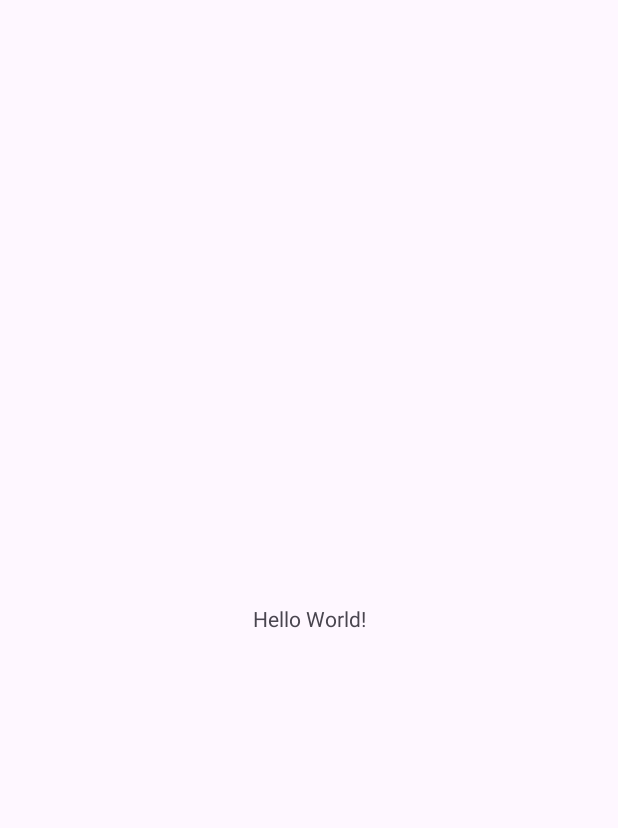
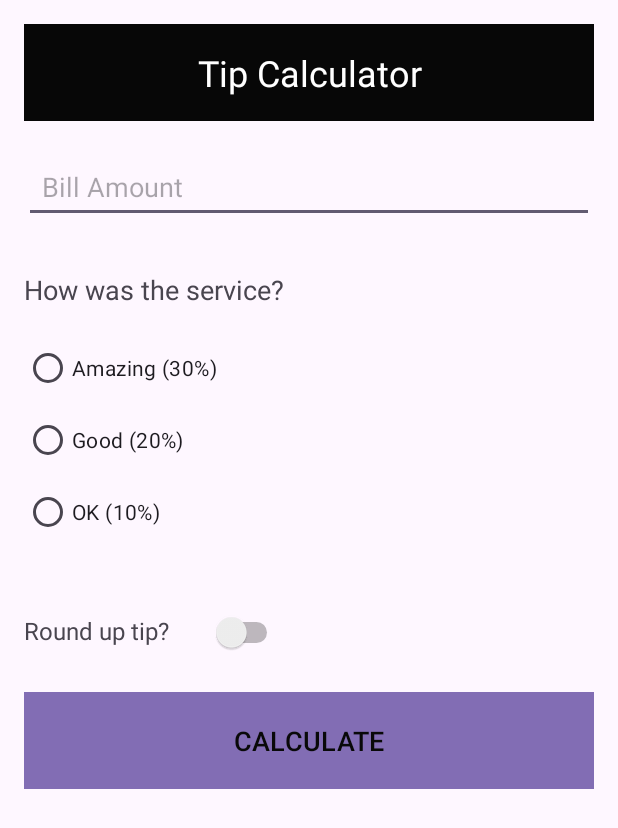
Before and after one commit to JeddaKidlongan/cc17-3k-kidlonganjkk-act4, an Android app: the screen it shows after launch (MainActivity), on a phone screen of 412 x 824 dp. Before the commit the part shown is almost empty. Shown: the top 828 px of the screen. Run offline under Robolectric (Android 15) with nearby library versions, the phone set to English and light mode, and no system bars.

Commit message:
Tip Calculator

```diff
--- a/app/src/main/AndroidManifest.xml
+++ b/app/src/main/AndroidManifest.xml
@@ -6,7 +6,7 @@
         android:allowBackup="true"
         android:dataExtractionRules="@xml/data_extraction_rules"
         android:fullBackupContent="@xml/backup_rules"
-        android:icon="@mipmap/ic_launcher"
+        android:icon="@drawable/tip_cal"
         android:label="@string/app_name"
         android:roundIcon="@mipmap/ic_launcher_round"
         android:supportsRtl="true"
--- a/app/src/main/java/com/example/tipcalculator/MainActivity.kt
+++ b/app/src/main/java/com/example/tipcalculator/MainActivity.kt
@@ -1,20 +1,57 @@
 package com.example.tipcalculator
 
+import android.annotation.SuppressLint
+import androidx.appcompat.app.AppCompatActivity
 import android.os.Bundle
-import androidx.activity.enableEdgeToEdge
-import androidx.appcompat.app.AppCompatActivity
-import androidx.core.view.ViewCompat
-import androidx.core.view.WindowInsetsCompat
+import android.widget.*
+import kotlin.math.ceil
 
 class MainActivity : AppCompatActivity() {
+
+    private lateinit var billAmountEditText: EditText
+    private lateinit var tipOptionsGroup: RadioGroup
+    @SuppressLint("UseSwitchCompatOrMaterialCode")
+    private lateinit var roundUpSwitch: Switch
+    private lateinit var calculateButton: Button
+    private lateinit var resultTextView: TextView
+
     override fun onCreate(savedInstanceState: Bundle?) {
         super.onCreate(savedInstanceState)
-        enableEdgeToEdge()
         setContentView(R.layout.activity_main)
-        ViewCompat.setOnApplyWindowInsetsListener(findViewById(R.id.main)) { v, insets ->
-            val systemBars = insets.getInsets(WindowInsetsCompat.Type.systemBars())
-            v.setPadding(systemBars.left, systemBars.top, systemBars.right, systemBars.bottom)
-            insets
+
+        billAmountEditText = findViewById(R.id.bill_amount_edit_text)
+        tipOptionsGroup = findViewById(R.id.tip_options_group)
+        roundUpSwitch = findViewById(R.id.round_up_switch)
+        calculateButton = findViewById(R.id.calculate_button)
+        resultTextView = findViewById(R.id.result_text_view)
+
+        calculateButton.setOnClickListener { calculateTip() }
+    }
+
+    private fun calculateTip() {
+        val billAmount = billAmountEditText.text.toString().toDoubleOrNull()
+
+        if (billAmount == null || billAmount == 0.0) {
+            resultTextView.text = ""
+            Toast.makeText(this, "Please enter a valid bill amount", Toast.LENGTH_SHORT).show()
+            return
         }
+
+        val tipPercentage = when (tipOptionsGroup.checkedRadioButtonId) {
+            R.id.amazing_option -> 0.30
+            R.id.good_option -> 0.28
+            R.id.ok_option -> 0.10
+            else -> 0.0
+        }
+
+        var tipAmount = billAmount * tipPercentage
+
+        if (roundUpSwitch.isChecked) {
+            tipAmount = ceil(tipAmount)
+        }
+
+        val totalAmount = billAmount + tipAmount
+
+        resultTextView.text = String.format("Tip Amount: $%.2f\nTotal Amount: $%.2f", tipAmount, totalAmount)
     }
 }
--- a/app/src/main/res/layout/activity_main.xml
+++ b/app/src/main/res/layout/activity_main.xml
@@ -1,19 +1,114 @@
 <?xml version="1.0" encoding="utf-8"?>
-<androidx.constraintlayout.widget.ConstraintLayout xmlns:android="http://schemas.android.com/apk/res/android"
+<LinearLayout xmlns:android="http://schemas.android.com/apk/res/android"
     xmlns:app="http://schemas.android.com/apk/res-auto"
     xmlns:tools="http://schemas.android.com/tools"
-    android:id="@+id/main"
     android:layout_width="match_parent"
     android:layout_height="match_parent"
-    tools:context=".MainActivity">
+    android:orientation="vertical"
+    android:padding="16dp">
+
+    <TextView
+        android:id="@+id/title_text_view"
+        android:layout_width="match_parent"
+        android:layout_height="wrap_content"
+        android:text="@string/tip_calculator"
+        android:textSize="24sp"
+        android:textColor="#FFFFFF"
+        android:background="#070707"
+        android:padding="16dp"
+        android:gravity="center"
+        android:layout_gravity="center_horizontal" />
+
+    <EditText
+        android:id="@+id/bill_amount_edit_text"
+        android:layout_width="match_parent"
+        android:layout_height="wrap_content"
+        android:layout_marginTop="19dp"
+        android:hint="@string/bill_amount"
+        android:inputType="numberDecimal"
+        android:textSize="18sp"
+        android:padding="12dp"
+        android:minHeight="48dp" />
 
     <TextView
         android:layout_width="wrap_content"
         android:layout_height="wrap_content"
-        android:text="Hello World!"
-        app:layout_constraintBottom_toBottomOf="parent"
-        app:layout_constraintEnd_toEndOf="parent"
-        app:layout_constraintStart_toStartOf="parent"
-        app:layout_constraintTop_toTopOf="parent" />
+        android:layout_marginTop="16dp"
+        android:text="@string/how_was_the_service"
+        android:paddingTop="16dp"
+        android:textSize="18sp" />
 
-</androidx.constraintlayout.widget.ConstraintLayout>
+    <RadioGroup
+        android:id="@+id/tip_options_group"
+        android:layout_width="match_parent"
+        android:layout_height="wrap_content"
+        android:layout_marginTop="16dp">
+
+        <RadioButton
+            android:id="@+id/amazing_option"
+            android:layout_width="wrap_content"
+            android:layout_height="wrap_content"
+            android:text="@string/amazing_30" />
+
+        <RadioButton
+            android:id="@+id/good_option"
+            android:layout_width="wrap_content"
+            android:layout_height="wrap_content"
+            android:text="@string/good_20" />
+
+        <RadioButton
+            android:id="@+id/ok_option"
+            android:layout_width="wrap_content"
+            android:layout_height="wrap_content"
+            android:text="@string/ok_10" />
+    </RadioGroup>
+
+    <LinearLayout
+        android:layout_width="match_parent"
+        android:layout_height="wrap_content"
+        android:layout_marginTop="16dp"
+        android:orientation="horizontal"
+        android:paddingTop="16dp">
+
+        <TextView
+            android:layout_width="wrap_content"
+            android:layout_height="wrap_content"
+            android:layout_marginTop="12dp"
+            android:text="@string/round_up_tip"
+            android:textSize="16sp" />
+
+        <Switch
+            android:id="@+id/round_up_switch"
+            android:layout_width="wrap_content"
+            android:layout_height="wrap_content"
+            android:layout_gravity="end"
+            android:layout_marginStart="16dp"
+            android:padding="12dp"
+            android:minHeight="48dp"
+            android:minWidth="48dp"
+            tools:ignore="UseSwitchCompatOrMaterialXml" />
+
+    </LinearLayout>
+
+    <Button
+        android:id="@+id/calculate_button"
+        android:layout_width="match_parent"
+        android:layout_height="wrap_content"
+        android:layout_marginTop="16dp"
+        android:background="#D149096B"
+        android:padding="16dp"
+        android:text="@string/calculate"
+        android:textColor="#090909"
+        android:textSize="18sp"
+        tools:ignore="TextContrastCheck" />
+
+    <TextView
+        android:id="@+id/result_text_view"
+        android:layout_width="match_parent"
+        android:layout_height="wrap_content"
+        android:layout_marginTop="17dp"
+        android:textSize="24sp"
+        android:paddingTop="16dp"
+        android:gravity="start" />
+
+</LinearLayout>
--- a/app/src/main/res/values/strings.xml
+++ b/app/src/main/res/values/strings.xml
@@ -1,3 +1,11 @@
 <resources>
     <string name="app_name">Tip Calculator</string>
+    <string name="bill_amount">Bill Amount</string>
+    <string name="how_was_the_service">How was the service?</string>
+    <string name="amazing_30">Amazing (30%)</string>
+    <string name="good_20">Good (20%)</string>
+    <string name="ok_10">OK (10%)</string>
+    <string name="round_up_tip">Round up tip?</string>
+    <string name="calculate">CALCULATE</string>
+    <string name="tip_calculator">Tip Calculator</string>
 </resources>
```
Also changed, not shown: app/src/main/res/drawable/tip_cal.png (added).
